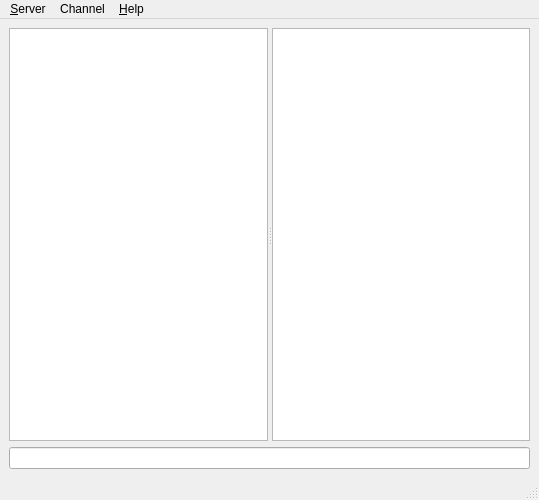
The window that ui/mainwindow.ui (kervala/kdamn) describes before a commit, drawn with Qt 5.
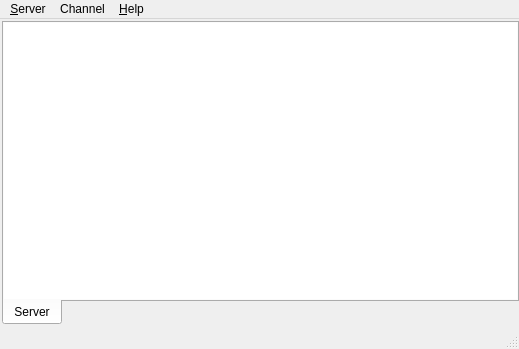
The same window after the commit.

Patch:
```diff
--- a/ui/mainwindow.ui
+++ b/ui/mainwindow.ui
@@ -6,45 +6,66 @@
    <rect>
     <x>0</x>
     <y>0</y>
-    <width>539</width>
-    <height>500</height>
+    <width>519</width>
+    <height>349</height>
    </rect>
   </property>
   <property name="windowTitle">
    <string>kdAmn</string>
   </property>
   <widget class="QWidget" name="centralwidget">
-   <layout class="QVBoxLayout" name="verticalLayout">
+   <layout class="QVBoxLayout" name="verticalLayout" stretch="0">
+    <property name="leftMargin">
+     <number>2</number>
+    </property>
+    <property name="topMargin">
+     <number>2</number>
+    </property>
+    <property name="rightMargin">
+     <number>0</number>
+    </property>
+    <property name="bottomMargin">
+     <number>2</number>
+    </property>
     <item>
-     <widget class="QSplitter" name="splitter">
-      <property name="orientation">
-       <enum>Qt::Horizontal</enum>
+     <widget class="QTabWidget" name="channelsWidget">
+      <property name="tabPosition">
+       <enum>QTabWidget::South</enum>
       </property>
-      <widget class="QTextBrowser" name="outputBrowser">
-       <property name="html">
-        <string>&lt;!DOCTYPE HTML PUBLIC &quot;-//W3C//DTD HTML 4.0//EN&quot; &quot;http://www.w3.org/TR/REC-html40/strict.dtd&quot;&gt;
-&lt;html&gt;&lt;head&gt;&lt;meta name=&quot;qrichtext&quot; content=&quot;1&quot; /&gt;&lt;style type=&quot;text/css&quot;&gt;
-p, li { white-space: pre-wrap; }
-&lt;/style&gt;&lt;/head&gt;&lt;body style=&quot; font-family:'MS Shell Dlg 2'; font-size:8.25pt; font-weight:400; font-style:normal;&quot;&gt;
-&lt;p style=&quot;-qt-paragraph-type:empty; margin-top:0px; margin-bottom:0px; margin-left:0px; margin-right:0px; -qt-block-indent:0; text-indent:0px;&quot;&gt;&lt;br /&gt;&lt;/p&gt;&lt;/body&gt;&lt;/html&gt;</string>
-       </property>
-       <property name="openLinks">
-        <bool>false</bool>
-       </property>
-      </widget>
-      <widget class="QListView" name="usersView">
-       <property name="horizontalScrollBarPolicy">
-        <enum>Qt::ScrollBarAlwaysOff</enum>
-       </property>
-       <property name="editTriggers">
-        <set>QAbstractItemView::NoEditTriggers</set>
-       </property>
+      <property name="movable">
+       <bool>true</bool>
+      </property>
+      <widget class="QWidget" name="tabServer">
+       <attribute name="title">
+        <string>Server</string>
+       </attribute>
+       <layout class="QVBoxLayout" name="serverLayout">
+        <property name="leftMargin">
+         <number>0</number>
+        </property>
+        <property name="topMargin">
+         <number>0</number>
+        </property>
+        <property name="rightMargin">
+         <number>0</number>
+        </property>
+        <property name="bottomMargin">
+         <number>0</number>
+        </property>
+        <item>
+         <widget class="QTextBrowser" name="serverBrowser">
+          <property name="frameShape">
+           <enum>QFrame::NoFrame</enum>
+          </property>
+          <property name="openLinks">
+           <bool>false</bool>
+          </property>
+         </widget>
+        </item>
+       </layout>
       </widget>
      </widget>
     </item>
-    <item>
-     <widget class="QLineEdit" name="inputEdit"/>
-    </item>
    </layout>
   </widget>
   <widget class="QMenuBar" name="menubar">
@@ -52,7 +73,7 @@
     <rect>
      <x>0</x>
      <y>0</y>
-     <width>539</width>
+     <width>519</width>
      <height>21</height>
     </rect>
    </property>
```
Left out of the diff: 7 changed lines with no effect on the pictures.
